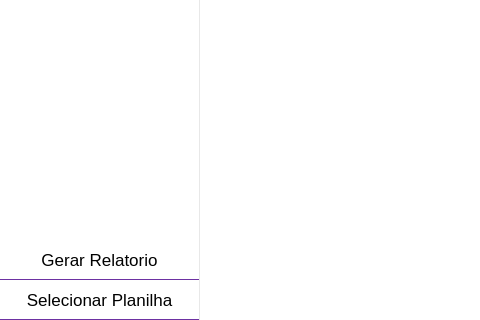
Above: media/ui/Dashboard.ui from GsFerreira99/Sistema-SEPLAN before the change; both pictures show x 0 to 480 and y 419 to 739 of the 1143 by 739 pixel window. Below: the same form after it.
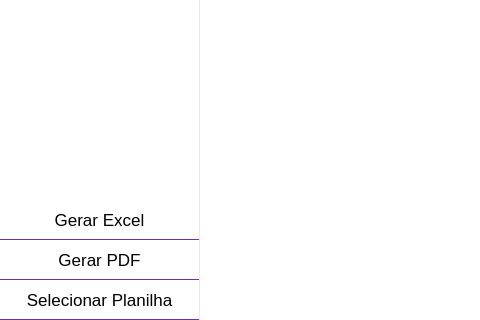
That is the form after the change. Icons and pictures are not drawn.

Commit message: geração de relatorios em excel

The edit to the form file:
```diff
--- a/media/ui/Dashboard.ui
+++ b/media/ui/Dashboard.ui
@@ -645,6 +645,34 @@
                </property>
               </spacer>
              </item>
+             <item>
+              <widget class="QPushButton" name="btn_relatorio_excel">
+               <property name="sizePolicy">
+                <sizepolicy hsizetype="Minimum" vsizetype="Expanding">
+                 <horstretch>0</horstretch>
+                 <verstretch>0</verstretch>
+                </sizepolicy>
+               </property>
+               <property name="maximumSize">
+                <size>
+                 <width>16777215</width>
+                 <height>40</height>
+                </size>
+               </property>
+               <property name="font">
+                <font>
+                 <family>Arial</family>
+                 <pointsize>13</pointsize>
+                </font>
+               </property>
+               <property name="styleSheet">
+                <string notr="true"/>
+               </property>
+               <property name="text">
+                <string>Gerar Excel</string>
+               </property>
+              </widget>
+             </item>
              <item>
               <widget class="QPushButton" name="btn_relatorio">
                <property name="sizePolicy">
@@ -669,7 +697,7 @@
                 <string notr="true"/>
                </property>
                <property name="text">
-                <string>Gerar Relatorio</string>
+                <string>Gerar PDF</string>
                </property>
               </widget>
              </item>
```
Left out of the diff: 14 changed lines with no effect on the pictures. The commit also changes 6 other files.
